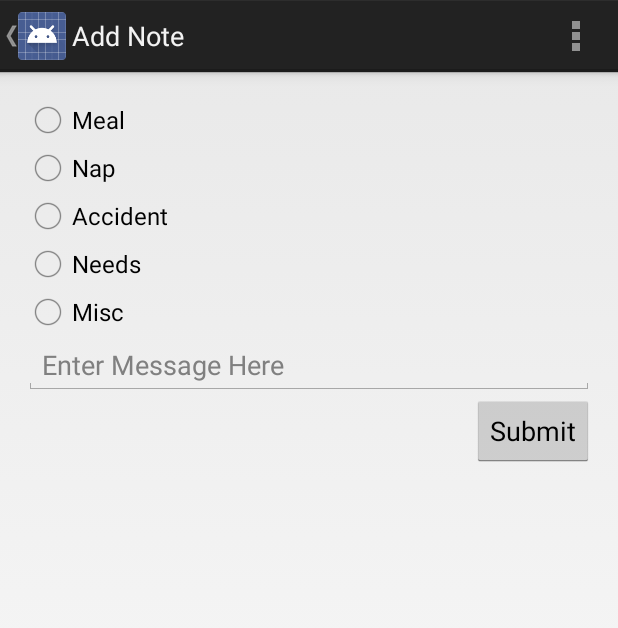
After one commit to davisengeler/Day-Care, an Android app: the AdminAddNote screen opened directly, with no data from a screen before it, on a phone screen of 412 x 824 dp. The commit adds this screen. Shown: the top 628 px of the screen. Run offline under Robolectric (Android 15) with nearby library versions, the phone set to English and light mode, and no system bars.

Commit message:
added notes

```diff
--- a/AndroidStudio/DayCare/app/src/main/java/com/example/daycare/daycare/AdminActivity.java
+++ b/AndroidStudio/DayCare/app/src/main/java/com/example/daycare/daycare/AdminActivity.java
@@ -91,6 +91,8 @@ public class AdminActivity extends Activity
                         }
                         break;
                     case 5:
+                        intent = new Intent(getApplicationContext(), AdminAddNote.class);
+                        startActivity(intent);
                         break;
                     case 6:
                         if(actType.compareTo("1")!=0)
--- /dev/null
+++ b/AndroidStudio/DayCare/app/src/main/java/com/example/daycare/daycare/AdminAddNote.java
@@ -0,0 +1,119 @@
+package com.example.daycare.daycare;
+
+import android.app.Activity;
+import android.content.res.Resources;
+import android.os.Bundle;
+import android.util.Log;
+import android.view.Menu;
+import android.view.MenuItem;
+import android.view.View;
+import android.widget.Button;
+import android.widget.EditText;
+import android.widget.RadioButton;
+
+
+public class AdminAddNote extends Activity {
+    EditText mEditText;
+    RadioButton radioButton1, radioButton2, radioButton3, radioButton4, radioButton5;
+    int noteIndex;
+    Button button;
+    @Override
+    protected void onCreate(Bundle savedInstanceState) {
+        super.onCreate(savedInstanceState);
+        setContentView(R.layout.activity_admin_add_note);
+        Resources res = getResources();
+        final String [] notes = res.getStringArray(R.array.note_id);
+        radioButton1 = (RadioButton) findViewById(R.id.radio_1);
+        radioButton2 = (RadioButton) findViewById(R.id.radio_2);
+        radioButton3 = (RadioButton) findViewById(R.id.radio_3);
+        radioButton4 = (RadioButton) findViewById(R.id.radio_4);
+        radioButton5 = (RadioButton) findViewById(R.id.radio_5);
+        radioButton1.setText(notes[0]);
+        radioButton2.setText(notes[1]);
+        radioButton3.setText(notes[2]);
+        radioButton4.setText(notes[3]);
+        radioButton5.setText(notes[4]);
+        radioButton1.isChecked();
+        mEditText = (EditText) findViewById(R.id.note_message_text);
+
+        button = (Button) findViewById(R.id.addNoteButton);
+        button.setOnClickListener(new View.OnClickListener() {
+            @Override
+            public void onClick(View view) {
+                String message = mEditText.getText().toString();
+                Log.v("Note: ", message + " " + notes[noteIndex]);
+            }
+        });
+
+
+
+
+    }
+
+
+    public void onRadioButtonClicked(View view)
+    {
+        // Is the button now checked?
+        boolean checked = ((RadioButton) view).isChecked();
+
+        // Check which radio button was clicked
+        switch(view.getId()) {
+            case R.id.radio_1:
+                if (checked)
+                {
+                    noteIndex = 0;
+                }
+                break;
+            case R.id.radio_2:
+                if (checked)
+                {
+                    noteIndex = 1;
+                }
+                break;
+            case R.id.radio_3:
+                if (checked)
+                {
+                    noteIndex = 2;
+                }
+                break;
+            case R.id.radio_4:
+                if (checked)
+                {
+                    noteIndex = 3;
+                }
+                break;
+            case R.id.radio_5:
+                if (checked)
+                {
+                    noteIndex = 4;
+                }
+                break;
+            default:
+                break;
+        }
+    }
+
+
+
+    @Override
+    public boolean onCreateOptionsMenu(Menu menu) {
+        // Inflate the menu; this adds items to the action bar if it is present.
+        getMenuInflater().inflate(R.menu.menu_admin_add_note, menu);
+        return true;
+    }
+
+    @Override
+    public boolean onOptionsItemSelected(MenuItem item) {
+        // Handle action bar item clicks here. The action bar will
+        // automatically handle clicks on the Home/Up button, so long
+        // as you specify a parent activity in AndroidManifest.xml.
+        int id = item.getItemId();
+
+        //noinspection SimplifiableIfStatement
+        if (id == R.id.action_settings) {
+            return true;
+        }
+
+        return super.onOptionsItemSelected(item);
+    }
+}
--- a/AndroidStudio/DayCare/app/src/main/java/com/example/daycare/daycare/NewsFeedActivity.java
+++ b/AndroidStudio/DayCare/app/src/main/java/com/example/daycare/daycare/NewsFeedActivity.java
@@ -35,6 +35,7 @@ public class NewsFeedActivity extends ListActivity {
     protected void onCreate(Bundle savedInstanceState) {
         super.onCreate(savedInstanceState);
         setContentView(R.layout.activity_news_feed);
+        String JSONString = this.getIntent().getStringExtra("JSONString");
         GetNotes note = new GetNotes();
         note.execute();
         mProgressView = findViewById(R.id.progress_bar_news);
--- /dev/null
+++ b/AndroidStudio/DayCare/app/src/main/res/layout/activity_admin_add_note.xml
@@ -0,0 +1,69 @@
+<LinearLayout
+    xmlns:android="http://schemas.android.com/apk/res/android"
+    xmlns:tools="http://schemas.android.com/tools"
+    android:orientation="vertical"
+    android:layout_width="match_parent"
+    android:layout_height="match_parent"
+    android:paddingLeft="@dimen/activity_horizontal_margin"
+    android:paddingRight="@dimen/activity_horizontal_margin"
+    android:paddingTop="@dimen/activity_vertical_margin"
+    android:paddingBottom="@dimen/activity_vertical_margin"
+    tools:context="com.example.daycare.daycare.AdminAddNote">
+
+    <RadioGroup
+        xmlns:android="http://schemas.android.com/apk/res/android"
+        android:id="@+id/radio_group"
+        android:layout_width="fill_parent"
+        android:layout_height="wrap_content"
+        android:orientation="vertical">
+        <RadioButton android:id="@+id/radio_1"
+            android:layout_width="wrap_content"
+            android:layout_height="wrap_content"
+            android:onClick="onRadioButtonClicked"/>
+        <RadioButton android:id="@+id/radio_2"
+            android:layout_width="wrap_content"
+            android:layout_height="wrap_content"
+            android:onClick="onRadioButtonClicked"/>
+        <RadioButton android:id="@+id/radio_3"
+            android:layout_width="wrap_content"
+            android:layout_height="wrap_content"
+            android:onClick="onRadioButtonClicked"/>
+        <RadioButton android:id="@+id/radio_4"
+            android:layout_width="wrap_content"
+            android:layout_height="wrap_content"
+            android:onClick="onRadioButtonClicked"/>
+        <RadioButton android:id="@+id/radio_5"
+            android:layout_width="wrap_content"
+            android:layout_height="wrap_content"
+            android:onClick="onRadioButtonClicked"/>
+    </RadioGroup>
+    <LinearLayout
+        android:layout_width="match_parent"
+        android:layout_height="wrap_content"
+        android:orientation="horizontal">
+        <EditText
+            android:id="@+id/note_message_text"
+            android:layout_width="match_parent"
+            android:layout_height="wrap_content"
+            android:inputType="textShortMessage|textMultiLine"
+            android:hint="@string/enter_message"
+            android:maxLength="145"
+            />
+        </LinearLayout>
+
+    <RelativeLayout
+        android:layout_width="match_parent"
+        android:layout_height="wrap_content">
+
+        <Button
+            android:id="@+id/addNoteButton"
+            android:layout_width="wrap_content"
+            android:layout_height="wrap_content"
+            android:layout_alignParentRight="true"
+            android:text="Submit" />
+
+
+    </RelativeLayout>
+
+
+</LinearLayout>
--- /dev/null
+++ b/AndroidStudio/DayCare/app/src/main/res/menu/menu_admin_add_note.xml
@@ -0,0 +1,6 @@
+<menu xmlns:android="http://schemas.android.com/apk/res/android"
+    xmlns:tools="http://schemas.android.com/tools"
+    tools:context="com.example.daycare.daycare.AdminAddNote">
+    <item android:id="@+id/action_settings" android:title="@string/action_settings"
+        android:orderInCategory="100" android:showAsAction="never" />
+</menu>
--- a/AndroidStudio/DayCare/app/src/main/res/values/strings.xml
+++ b/AndroidStudio/DayCare/app/src/main/res/values/strings.xml
@@ -29,8 +29,16 @@
         <item name="medicalInfo">Medical Information</item>
         <item name="childrenInOut">Sign Children In and Out</item>
     </string-array>
+    <!--String[] noteID = {"Meal", "Nap", "Accident", "Needs", "Misc"};-->
+    <string-array name="note_id">
+        <item name="meal">Meal</item>
+        <item name="nap">Nap</item>
+        <item name="accident">Accident</item>
+        <item name="needs">Needs</item>
+        <item name="misc">Misc</item>
+    </string-array>
 
-    <string name="title_activity_admin">Admin Home</string>
+    <string name="title_activity_admin">Personnel Home</string>
     <string name="title_activity_add_account">Add Account</string>
     <string name="first_name_label">First Name</string>
     <string name="last_name_label">Last Name</string>
@@ -57,4 +65,8 @@
     <string name="student_name">Student\'s Name: </string>
     <string name="primary_teach_name">Primary Teacher: </string>
     <string name="primary_contact_name">Primary Contact: </string>
+    <string name="title_activity_admin_add_note">Add Note</string>
+    <string name="hello_world">Hello world!</string>
+    <string name="enter_message">Enter Message Here</string>
+
 </resources>
```
Also changed, not shown: AndroidStudio/DayCare/app/src/main/AndroidManifest.xml (+24 -10 lines), AndroidStudio/DayCare/app/src/main/java/com/example/daycare/daycare/LoginActivity.java (+6 -15 lines), AndroidStudio/DayCare/app/src/main/java/com/example/daycare/daycare/StudentListActivity.java (+6 -17 lines), AndroidStudio/DayCare/app/src/main/java/com/example/daycare/daycare/StudentViewActivity.java (+7 -4 lines), AndroidStudio/DayCare/app/src/main/res/layout/radio_layout.xml (added, +24 -0 lines).
